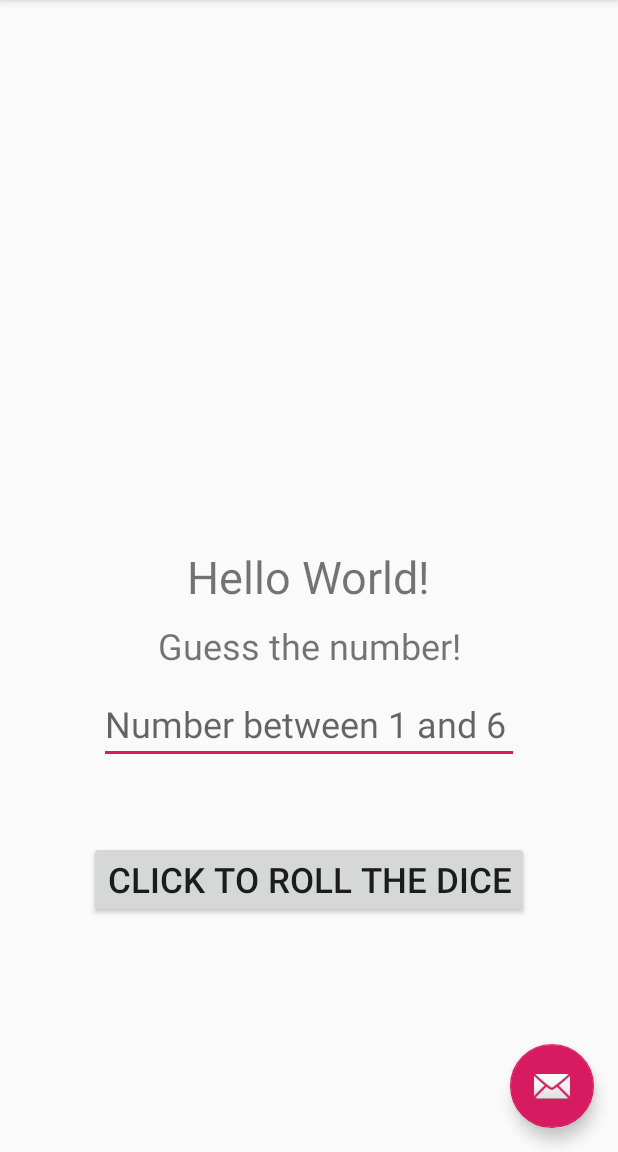
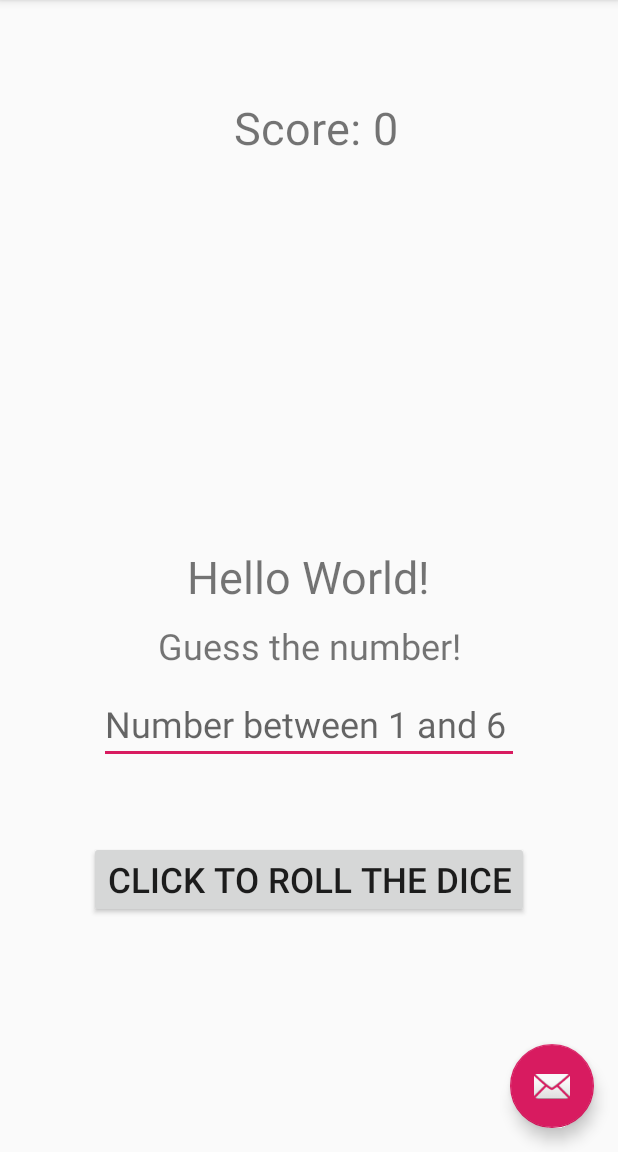
Before and after one commit to vshaji/DiceRoller, an Android app: the screen it shows after launch (MainActivity), on a phone screen of 412 x 824 dp, the part 84-1236 px from its top. Run offline under Robolectric (Android 15) with nearby library versions, the phone set to English and light mode, and no system bars.

Commit message:
Completed Part 1 Level 3

```diff
--- a/app/src/main/java/com/example/diceroller/MainActivity.java
+++ b/app/src/main/java/com/example/diceroller/MainActivity.java
@@ -20,7 +20,9 @@ import java.util.Random;
 public class MainActivity extends AppCompatActivity {
 
     int guessedNumber;
+    int scorenumber = 0;
     EditText guessInput;
+    EditText textView4;
 
 
     @Override
@@ -77,9 +79,12 @@ public class MainActivity extends AppCompatActivity {
 
         guessedNumber = Integer.valueOf(guessInput.getText().toString());
 
+        TextView score = this.findViewById(R.id.textView4);
+
         if (guessedNumber == number) {
-
             congratstext.setText("Congratulations, you guessed correctly!");
+            scorenumber ++;
+            score.setText(Integer.toString(scorenumber));
         }else{
 
             congratstext.setText("Incorrect guess, try again.");
--- a/app/src/main/res/layout/content_main.xml
+++ b/app/src/main/res/layout/content_main.xml
@@ -65,4 +65,28 @@
         app:layout_constraintStart_toStartOf="parent"
         app:layout_constraintTop_toTopOf="parent" />
 
+    <TextView
+        android:id="@+id/textView3"
+        android:layout_width="wrap_content"
+        android:layout_height="wrap_content"
+        android:text="Score:"
+        android:textSize="30sp"
+        app:layout_constraintBottom_toTopOf="@+id/textView2"
+        app:layout_constraintEnd_toEndOf="parent"
+        app:layout_constraintHorizontal_bias="0.477"
+        app:layout_constraintStart_toStartOf="parent"
+        app:layout_constraintTop_toTopOf="parent" />
+
+    <TextView
+        android:id="@+id/textView4"
+        android:layout_width="wrap_content"
+        android:layout_height="wrap_content"
+        android:text="0"
+        android:textSize="30sp"
+        app:layout_constraintBottom_toTopOf="@+id/textView2"
+        app:layout_constraintEnd_toEndOf="parent"
+        app:layout_constraintHorizontal_bias="0.051"
+        app:layout_constraintStart_toEndOf="@+id/textView3"
+        app:layout_constraintTop_toTopOf="parent" />
+
 </androidx.constraintlayout.widget.ConstraintLayout>
```
